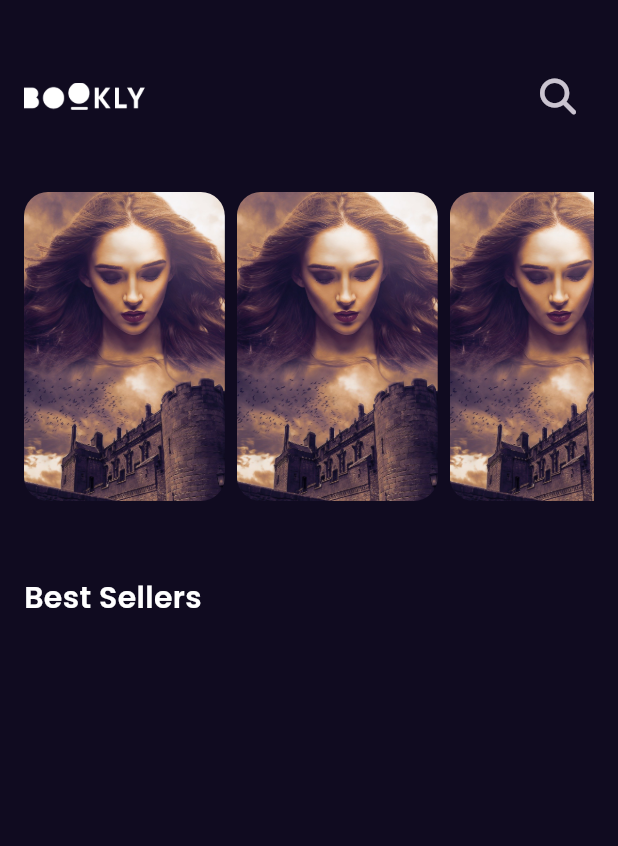
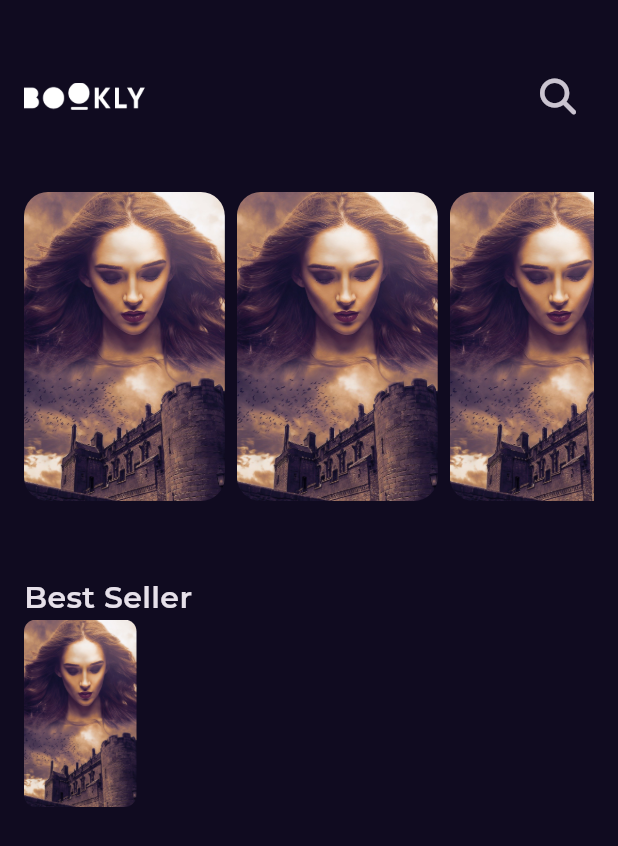
Before and after one commit to alaakorda/Bookly, a Flutter app: the screen it shows after launch, on a phone screen of 412 x 824 dp. Shown: the top 846 px of the screen. Run offline on Flutter 3.47's test engine with Material 3 defaults, Android fonts, the phone set to English and light mode, and no system bars; our stand-ins replace font_awesome_flutter, get, google_fonts.

Commit message:
best seller list view item part one

```diff
--- /dev/null
+++ b/lib/Features/home/presentation/views/widgets/best_seller_list_view_item.dart
@@ -0,0 +1,28 @@
+import 'package:bookly/core/utils/assets.dart';
+import 'package:flutter/material.dart';
+
+class BestSellerListViewItem extends StatelessWidget {
+  const BestSellerListViewItem({Key? key}) : super(key: key);
+  @override
+  Widget build(BuildContext context) {
+    return SizedBox(
+      height: 125,
+      child: Row(
+        children: [
+          AspectRatio(
+            aspectRatio: 2.4 / 4,
+            child: Container(
+              decoration: const BoxDecoration(
+                borderRadius: BorderRadius.all(Radius.circular(8)),
+                image: DecorationImage(
+                  image: AssetImage(AssetData.fantasy),
+                  fit: BoxFit.fill,
+                ),
+              ),
+            ),
+          ),
+        ],
+      ),
+    );
+  }
+}
--- a/lib/Features/home/presentation/views/widgets/home_view_body.dart
+++ b/lib/Features/home/presentation/views/widgets/home_view_body.dart
@@ -1,3 +1,4 @@
+import 'package:bookly/Features/home/presentation/views/widgets/best_seller_list_view_item.dart';
 import 'package:bookly/Features/home/presentation/views/widgets/custom_app_bar.dart';
 import 'package:bookly/Features/home/presentation/views/widgets/custom_list_view.dart';
 import 'package:bookly/core/utils/styles.dart';
@@ -18,9 +19,10 @@ class HomeViewBody extends StatelessWidget {
             height: 50,
           ),
           Text(
-            'Best Sellers',
+            'Best Seller',
             style: Styles.titleMedium,
           ),
+          BestSellerListViewItem(),
         ],
       ),
     );
--- a/lib/main.dart
+++ b/lib/main.dart
@@ -16,10 +16,8 @@ class Bookly extends StatelessWidget {
       debugShowCheckedModeBanner: false,
       theme: ThemeData.dark().copyWith(
         scaffoldBackgroundColor: KprimaryColor,
-        textTheme: GoogleFonts.poppinsTextTheme(Theme.of(context).textTheme)
-            .apply(bodyColor: Colors.white),
+        textTheme: GoogleFonts.montserratTextTheme(ThemeData.dark().textTheme),
       ),
-
       home: const SplashView(),
     );
   }
```
Also changed, not shown: pubspec.lock, 1 other file.
